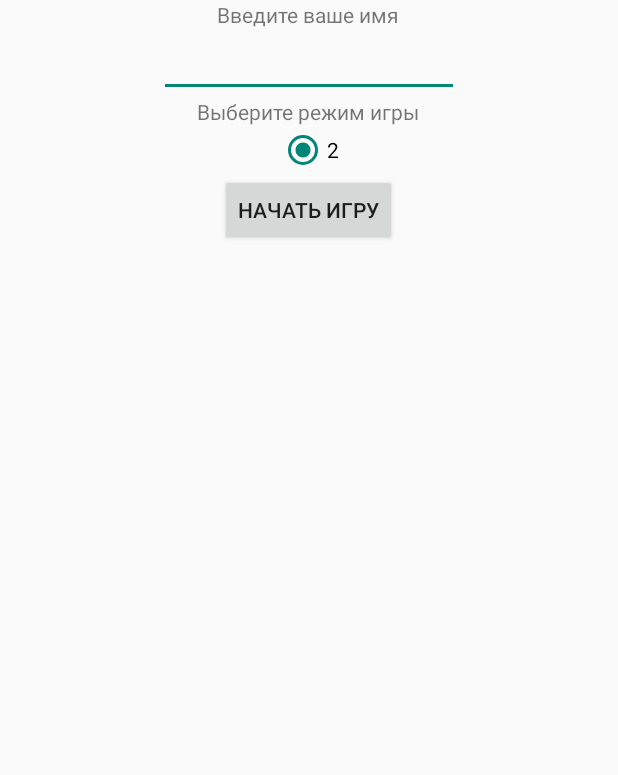
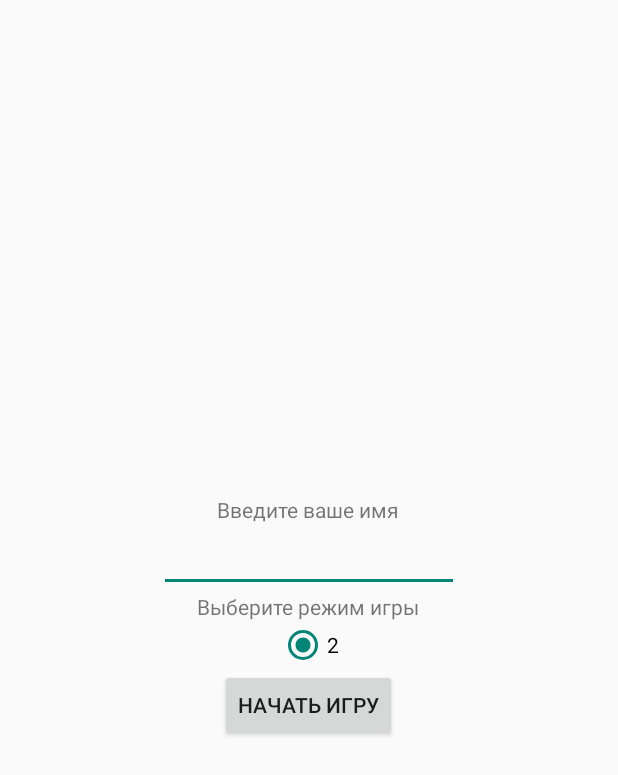
Before and after one commit to nutsdev/DebertsGame, an Android app: the layout fragment_gametype.xml on its own in the app's theme, with its tools: preview values and no code run, on a phone screen of 412 x 824 dp. Shown: the top 775 px of the screen. Run offline under Robolectric (Android 15) with nearby library versions, the light colour scheme and no system bars.

Commit message:
some refactoring 2

```diff
--- a/app/src/main/java/com/nutsdev/deberts/klabor/app/ui/fragments/GametypeMenuFragment.java
+++ b/app/src/main/java/com/nutsdev/deberts/klabor/app/ui/fragments/GametypeMenuFragment.java
@@ -47,7 +47,7 @@ public class GametypeMenuFragment extends Fragment {
     void startGameButton_click() {
         String playerName = enterName_editText.getText().toString();
         if (playerName.trim().isEmpty()) {
-            Toast.makeText(getActivity(), "Player name can't be empty!", Toast.LENGTH_SHORT).show();
+            Toast.makeText(getActivity(), getString(R.string.empty_name_error_title), Toast.LENGTH_SHORT).show();
             enterName_editText.setText("");
             return;
         } else {
--- a/app/src/main/res/layout/fragment_gametype.xml
+++ b/app/src/main/res/layout/fragment_gametype.xml
@@ -2,7 +2,8 @@
 <LinearLayout xmlns:android="http://schemas.android.com/apk/res/android"
     android:orientation="vertical"
     android:layout_width="match_parent"
-    android:layout_height="match_parent">
+    android:layout_height="match_parent"
+    android:gravity="center">
 
     <TextView
         android:layout_width="wrap_content"
@@ -11,6 +12,7 @@
         android:layout_gravity="center_horizontal" />
 
     <EditText
+        android:inputType="textCapWords"
         android:layout_width="200dp"
         android:layout_height="wrap_content"
         android:id="@+id/enterName_editText"
--- a/app/src/main/res/values/strings.xml
+++ b/app/src/main/res/values/strings.xml
@@ -19,5 +19,6 @@
     <string name="settings_button_title">Настройки</string>
     <string name="turn_off_ad_button_title">Отключить рекламу</string>
     <string name="exit_button_title">Выход</string>
+    <string name="empty_name_error_title">Имя игрока не может быть пустым!</string>
 
 </resources>
```
